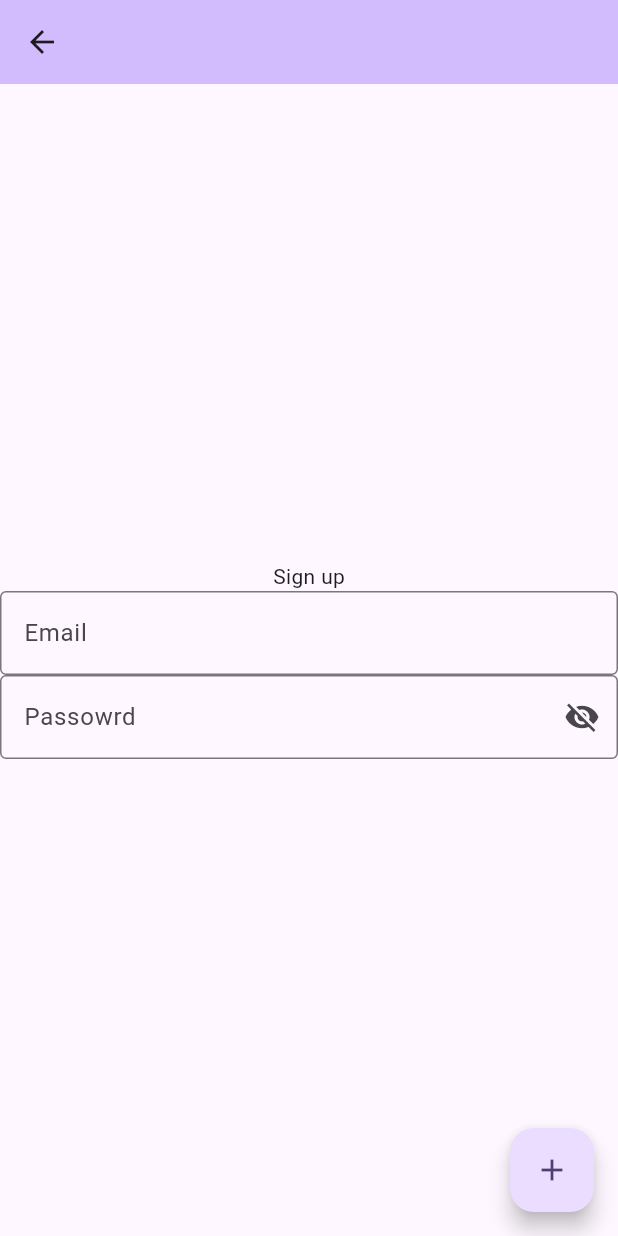
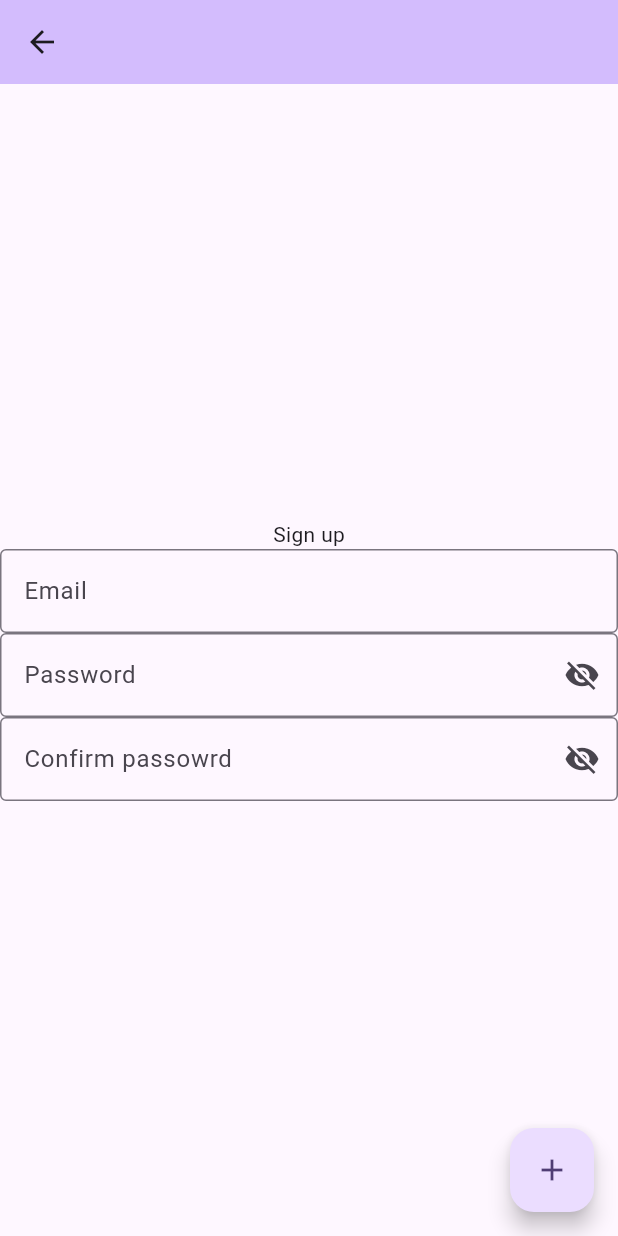
Before and after one commit to jmnoland/flutter_test_app, a Flutter app: the SignUpPage screen opened directly with empty values, on a phone screen of 412 x 824 dp. Run offline on Flutter 3.47's test engine with Material 2 defaults, Android fonts, the phone set to English and light mode, and no system bars; our stand-ins replace sqflite; accounts and stored records are empty.

```diff
--- a/lib/pages/home/home_page.dart
+++ b/lib/pages/home/home_page.dart
@@ -40,13 +40,11 @@ class _MyHomePageState extends State<HomePage> {
               '$_counter',
               style: Theme.of(context).textTheme.headlineMedium,
             ),
-            Text(appState.count.toString())
           ],
         ),
       ),
       floatingActionButton: FloatingActionButton(
         onPressed: () {
-          appState.incrementCounter();
           _incrementCounter();
         },
         tooltip: 'Increment',
--- a/lib/pages/signup/sign_up_page.dart
+++ b/lib/pages/signup/sign_up_page.dart
@@ -14,6 +14,8 @@ class SignUpPage extends StatefulWidget {
 class _SignUpPageState extends State<SignUpPage> {
   final TextEditingController _emailController = TextEditingController();
   final TextEditingController _passwordController = TextEditingController();
+  final TextEditingController _confirmPasswordController =
+      TextEditingController();
   var _showPassword = false;
 
   void _toggleShowPassword() {
@@ -76,7 +78,25 @@ class _SignUpPageState extends State<SignUpPage> {
                       autocorrect: false,
                       enableIMEPersonalizedLearning: false,
                       decoration: InputDecoration(
-                        labelText: 'Passowrd',
+                        labelText: 'Password',
+                        border: const OutlineInputBorder(),
+                        suffixIcon: IconButton(
+                            icon: Icon(_showPassword
+                                ? Icons.visibility
+                                : Icons.visibility_off),
+                            onPressed: () {
+                              _toggleShowPassword();
+                            }),
+                      ),
+                    ),
+                    TextFormField(
+                      controller: _confirmPasswordController,
+                      obscureText: !_showPassword,
+                      enableSuggestions: false,
+                      autocorrect: false,
+                      enableIMEPersonalizedLearning: false,
+                      decoration: InputDecoration(
+                        labelText: 'Confirm passowrd',
                         border: const OutlineInputBorder(),
                         suffixIcon: IconButton(
                             icon: Icon(_showPassword
--- a/lib/state_object.dart
+++ b/lib/state_object.dart
@@ -1,10 +1,10 @@
 import 'package:flutter/material.dart';
 
 class StateObject extends ChangeNotifier {
-  var count = 0;
+  String email = '';
 
-  void incrementCounter() {
-    count++;
+  void setUserEmail(value) {
+    email = value;
     notifyListeners();
   }
 }
--- a/pubspec.yaml
+++ b/pubspec.yaml
@@ -32,6 +32,8 @@ dependencies:
     sdk: flutter
 
   provider: ^5.0.0
+  sqflite:
+  path:
   # The following adds the Cupertino Icons font to your application.
   # Use with the CupertinoIcons class for iOS style icons.
   cupertino_icons: ^1.0.2
```
Also changed, not shown: lib/interfaces/data_service_interface.dart (added, +9 -0 lines), lib/models/user.dart (added, +19 -0 lines), lib/pages/login/login_page.dart (+42 -3 lines), lib/services/data_service.dart (added, +93 -0 lines).
